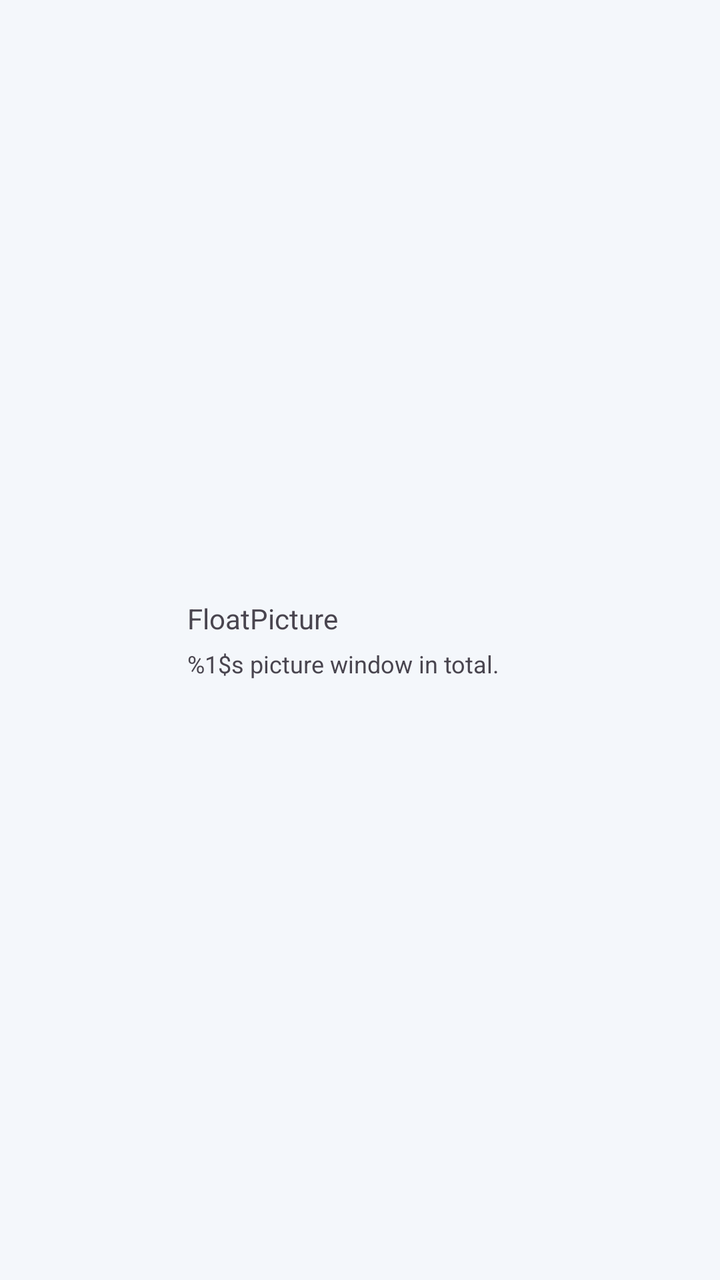
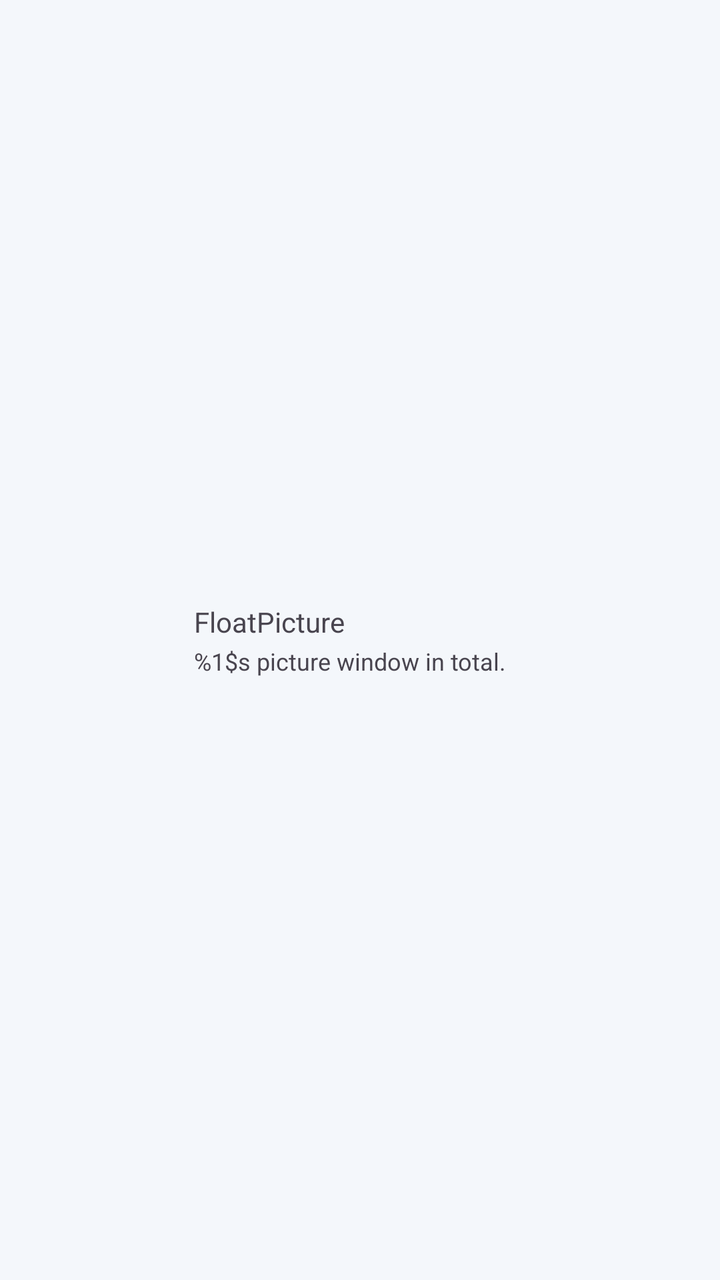

Before-and-after screenshots of an Android layout around one commit, followed by the original layout XML and the change that was made.
<!-- AndroidManifest.xml: application theme AppTheme -->
<!-- res/layout/notification_manage.xml -->
<?xml version="1.0" encoding="utf-8"?>
<LinearLayout xmlns:android="http://schemas.android.com/apk/res/android"
    xmlns:app="http://schemas.android.com/apk/res-auto"
    android:layout_width="match_parent"
    android:layout_height="wrap_content"
    android:baselineAligned="false"
    android:gravity="center"
    android:padding="5dp">


    <LinearLayout
        android:layout_width="0dp"
        android:layout_height="match_parent"
        android:layout_weight="2.0"
        android:gravity="center"
        android:padding="2dp">

        <ImageView
            android:id="@+id/imageview_notification_application"
            android:layout_width="50dp"
            android:layout_height="50dp"
            android:contentDescription="@string/imageview_app_icon"
            app:srcCompat="@mipmap/ic_launcher" />

    </LinearLayout>

    <LinearLayout
        android:layout_width="0dp"
        android:layout_height="match_parent"
        android:layout_weight="5.0"
        android:gravity="center|start"
        android:orientation="vertical"
        android:paddingStart="10dp"
        android:paddingTop="5dp"
        android:paddingEnd="5dp"
        android:paddingBottom="5dp">


        <TextView
            android:layout_width="match_parent"
            android:layout_height="wrap_content"
            android:layout_marginBottom="5dp"
            android:text="@string/app_name" />

        <TextView
            android:id="@+id/textview_picture_num"
            android:layout_width="match_parent"
            android:layout_height="wrap_content"
            android:text="@string/notification_picture_count"
            android:textSize="12sp"
            android:typeface="sans" />
    </LinearLayout>

    <LinearLayout
        android:id="@+id/layout_notification_toggle"
        android:layout_width="64dp"
        android:layout_height="64dp"
        android:layout_marginEnd="10dp"
        android:gravity="center"
        android:orientation="horizontal"
        android:padding="0dp">


        <ImageView
            android:id="@+id/imageview_set_picture_view"
            android:layout_width="27dp"
            android:layout_height="27dp"
            android:layout_gravity="center"
            android:contentDescription="@string/imageview_notification_visible"
            app:srcCompat="@drawable/ic_visible" />

    </LinearLayout>

</LinearLayout>
<!-- resources referenced by this layout -->
<resources>
  <string name="app_name">FloatPicture</string>
  <string name="imageview_app_icon">Application Icon</string>
  <string name="imageview_notification_visible">Set all picture visibility</string>
  <string name="notification_picture_count">%1$s picture window in total.</string>
  <style name="AppTheme" parent="AppTheme.Base" />
  <style name="AppTheme.Base" parent="Theme.Material3.DayNight.NoActionBar">
          <item name="android:windowFullscreen">false</item>
          <item name="android:windowBackground">@color/colorBackground</item>
          <item name="android:statusBarColor">@color/colorBackground</item>
          <item name="android:navigationBarColor">@color/colorBackground</item>
          <item name="colorPrimary">@color/colorPrimary</item>
          <item name="colorPrimaryContainer">@color/colorPrimaryContainer</item>
          <item name="colorOnPrimary">@color/colorOnPrimary</item>
          <item name="colorPrimaryDark">@color/colorPrimaryDark</item>
          <item name="colorSecondary">@color/colorAccent</item>
          <item name="colorAccent">@color/colorAccent</item>
          <item name="colorSurface">@color/colorSurface</item>
          <item name="colorOnSurface">@color/colorTextPrimary</item>
          <item name="android:textColorPrimary">@color/colorTextPrimary</item>
          <item name="android:textColorSecondary">@color/colorTextSecondary</item>
          <item name="toolbarStyle">@style/AppTheme.Toolbar</item>
          <item name="preferenceTheme">@style/PreferenceThemeOverlay.v14.Material</item>
          <item name="materialAlertDialogTheme">@style/ThemeOverlay.Material3.MaterialAlertDialog</item>
      </style>
  <color name="colorBackground">#F4F7FB</color>
  <color name="colorPrimary">#1D4ED8</color>
  <color name="colorPrimaryContainer">#DBEAFE</color>
  <color name="colorOnPrimary">#FFFFFF</color>
  <color name="colorPrimaryDark">#163FAD</color>
  <color name="colorAccent">#0F766E</color>
  <color name="colorSurface">#FFFFFF</color>
  <color name="colorTextPrimary">#111827</color>
  <color name="colorTextSecondary">#667085</color>
  <style name="AppTheme.Toolbar" parent="Widget.Material3.Toolbar">
          <item name="android:background">@color/colorSurface</item>
          <item name="titleTextColor">@color/colorTextPrimary</item>
          <item name="subtitleTextColor">@color/colorTextSecondary</item>
          <item name="navigationIconTint">@color/colorTextPrimary</item>
      </style>
</resources>

<!-- the commit's change to res/layout/notification_manage.xml (unified diff, before → after) -->
@@ -2,15 +2,17 @@
 <LinearLayout xmlns:android="http://schemas.android.com/apk/res/android"
     xmlns:app="http://schemas.android.com/apk/res-auto"
     android:layout_width="match_parent"
-    android:layout_height="wrap_content"
+    android:layout_height="64dp"
     android:baselineAligned="false"
-    android:gravity="center"
-    android:padding="5dp">
+    android:gravity="center_vertical"
+    android:orientation="horizontal"
+    android:paddingStart="6dp"
+    android:paddingEnd="6dp">
 
 
     <LinearLayout
         android:layout_width="0dp"
-        android:layout_height="match_parent"
+        android:layout_height="wrap_content"
         android:layout_weight="2.0"
         android:gravity="center"
         android:padding="2dp">
@@ -26,26 +28,29 @@
 
     <LinearLayout
         android:layout_width="0dp"
-        android:layout_height="match_parent"
+        android:layout_height="wrap_content"
         android:layout_weight="5.0"
-        android:gravity="center|start"
+        android:gravity="center_vertical|start"
         android:orientation="vertical"
         android:paddingStart="10dp"
-        android:paddingTop="5dp"
-        android:paddingEnd="5dp"
-        android:paddingBottom="5dp">
+        android:paddingEnd="4dp">
 
 
         <TextView
             android:layout_width="match_parent"
             android:layout_height="wrap_content"
-            android:layout_marginBottom="5dp"
+            android:layout_marginBottom="2dp"
+            android:includeFontPadding="true"
+            android:maxLines="1"
             android:text="@string/app_name" />
 
         <TextView
             android:id="@+id/textview_picture_num"
             android:layout_width="match_parent"
             android:layout_height="wrap_content"
+            android:ellipsize="end"
+            android:includeFontPadding="true"
+            android:maxLines="1"
             android:text="@string/notification_picture_count"
             android:textSize="12sp"
             android:typeface="sans" />
@@ -55,7 +60,6 @@
         android:id="@+id/layout_notification_toggle"
         android:layout_width="64dp"
         android:layout_height="64dp"
-        android:layout_marginEnd="10dp"
         android:gravity="center"
         android:orientation="horizontal"
         android:padding="0dp">
